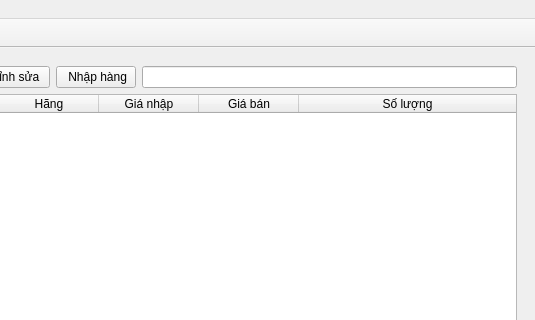
Qt form src/ui/mainwindow.ui (24127545-NguyenNgocThien/Inventory_Management_System) before a commit; both pictures show x 500 to 1035 and y 0 to 320 of the 1035 by 745 pixel window.
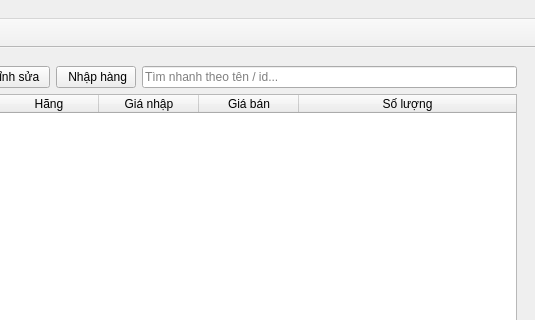
The same form after that commit. The open tabs and pages were chosen to show the change. Icons and pictures are not drawn.

The edit to the form file:
```diff
--- a/src/ui/mainwindow.ui
+++ b/src/ui/mainwindow.ui
@@ -73,7 +73,11 @@
              </widget>
             </item>
             <item>
-             <widget class="QLineEdit" name="txtSearch"/>
+             <widget class="QLineEdit" name="txtSearch">
+              <property name="placeholderText">
+               <string>Tìm nhanh theo tên / id...</string>
+              </property>
+             </widget>
             </item>
            </layout>
           </item>
```
Left out of the diff: 6 changed lines with no effect on the pictures.
